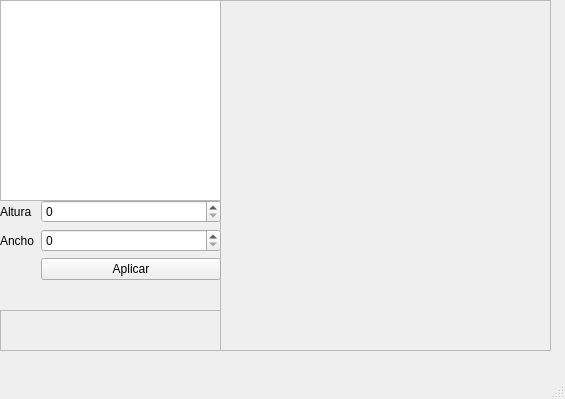
Above: editor_src/Editor/mainwindow.ui from gonzalomartinezs/Wolfenstein3D before the change. Below: the same form after it.
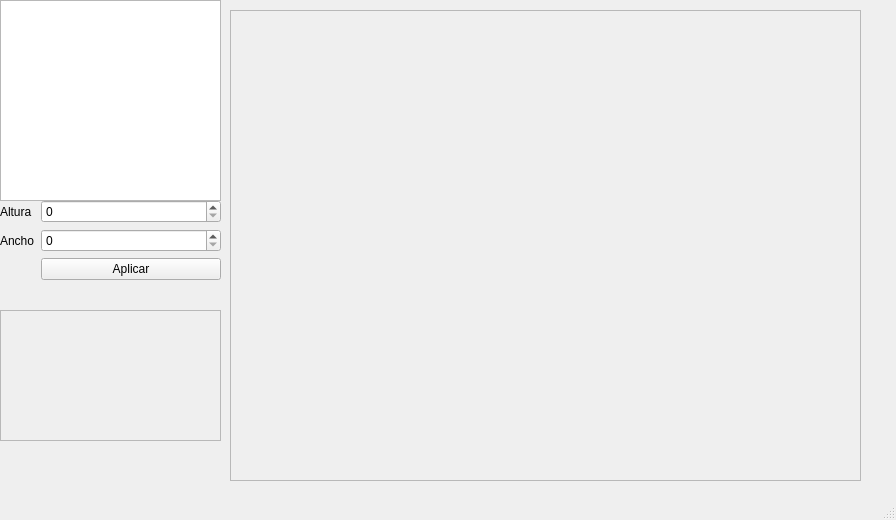
That is the form after the change. Custom widgets are drawn as their Qt base class.

Commit message: arreglo dimen qt

```diff
--- a/editor_src/Editor/mainwindow.ui
+++ b/editor_src/Editor/mainwindow.ui
@@ -6,8 +6,8 @@
    <rect>
     <x>0</x>
     <y>0</y>
-    <width>565</width>
-    <height>399</height>
+    <width>896</width>
+    <height>520</height>
    </rect>
   </property>
   <property name="windowTitle">
@@ -17,10 +17,10 @@
    <widget class="QScrollArea" name="mapArea">
     <property name="geometry">
      <rect>
-      <x>220</x>
-      <y>0</y>
-      <width>331</width>
-      <height>351</height>
+      <x>230</x>
+      <y>10</y>
+      <width>631</width>
+      <height>471</height>
      </rect>
     </property>
     <property name="widgetResizable">
@@ -31,8 +31,8 @@
       <rect>
        <x>0</x>
        <y>0</y>
-       <width>329</width>
-       <height>349</height>
+       <width>629</width>
+       <height>469</height>
       </rect>
      </property>
     </widget>
@@ -60,7 +60,11 @@
      <item>
       <layout class="QFormLayout" name="formLayout">
        <item row="2" column="1">
-        <widget class="QSpinBox" name="spinX"/>
+        <widget class="QSpinBox" name="spinX">
+         <property name="maximum">
+          <number>1000</number>
+         </property>
+        </widget>
        </item>
        <item row="2" column="0">
         <widget class="QLabel" name="label_2">
@@ -77,7 +81,11 @@
         </widget>
        </item>
        <item row="1" column="1">
-        <widget class="QSpinBox" name="spinY"/>
+        <widget class="QSpinBox" name="spinY">
+         <property name="maximum">
+          <number>1000</number>
+         </property>
+        </widget>
        </item>
        <item row="1" column="0">
         <widget class="QLabel" name="label">
@@ -96,7 +104,7 @@
       <x>0</x>
       <y>310</y>
       <width>221</width>
-      <height>41</height>
+      <height>131</height>
      </rect>
     </property>
     <property name="frameShape">
```
Left out of the diff: 4 changed lines with no effect on the pictures. The commit also changes 2 other files.
